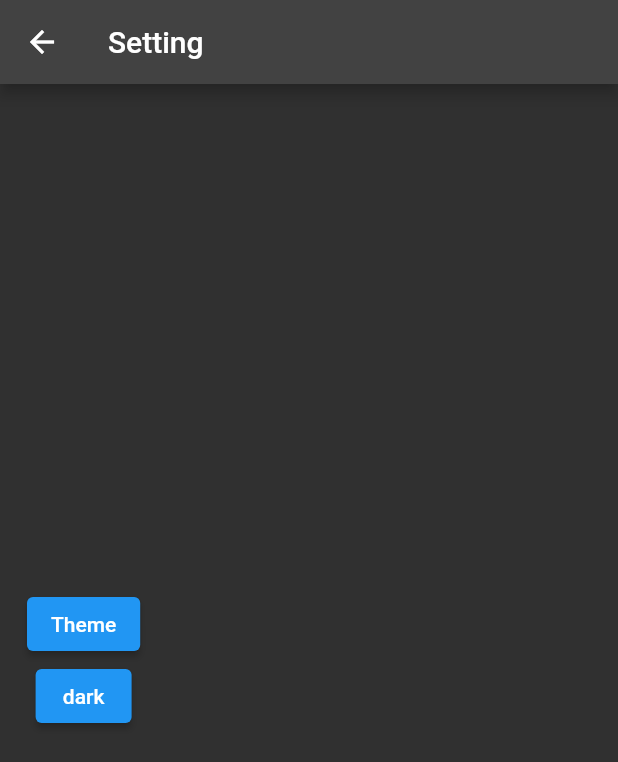
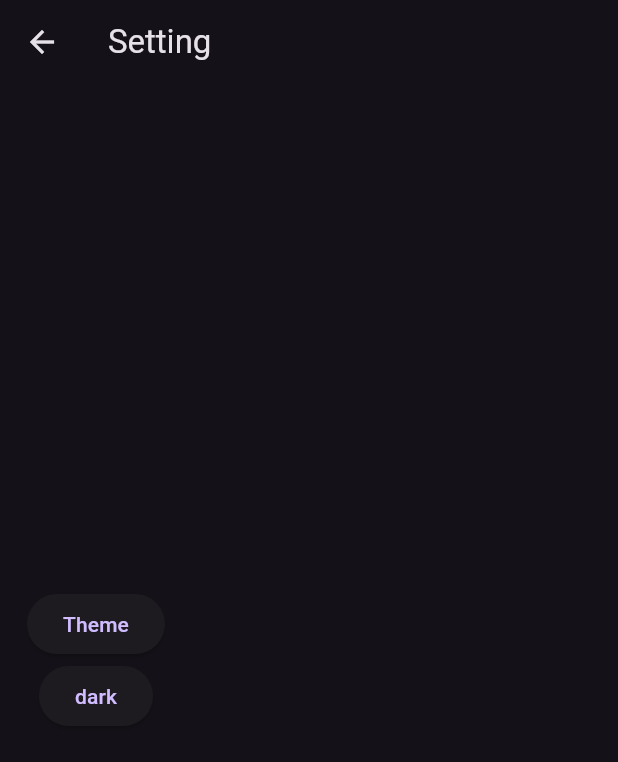
Before and after one commit to Vedpatel28/getx_app, a Flutter app: the setting_page screen opened by its route, after a tap on "dark", on a phone screen of 412 x 824 dp. Shown: the top 762 px of the screen. Run offline on Flutter 3.47's test engine with Material 2 defaults, Android fonts, the phone set to English and light mode, and no system bars; our stand-ins replace get.

Commit message:
| VP | 14/08/23 | 02:30 | ...

```diff
--- a/lib/controller/setting_controller.dart
+++ b/lib/controller/setting_controller.dart
@@ -1,9 +1,10 @@
 import 'package:flutter/material.dart';
 
 class settingProvider extends ChangeNotifier {
-  Brightness theme = Brightness.light;
+  bool theme = true;
 
   changeTheme() {
-    theme != theme;
+    theme = !theme;
+    notifyListeners();
   }
 }
--- a/lib/main.dart
+++ b/lib/main.dart
@@ -27,7 +27,9 @@ class MyApp extends StatelessWidget {
       debugShowCheckedModeBanner: false,
       theme: ThemeData(
         useMaterial3: true,
-        brightness: Provider.of<settingProvider>(context).theme,
+        brightness: Provider.of<settingProvider>(context).theme
+            ? Brightness.light
+            : Brightness.dark,
       ),
       getPages: [
         GetPage(
--- a/lib/views/screens/setting_page.dart
+++ b/lib/views/screens/setting_page.dart
@@ -1,5 +1,4 @@
 import 'package:flutter/material.dart';
-import 'package:get/get.dart';
 import 'package:getx_app/controller/setting_controller.dart';
 import 'package:provider/provider.dart';
 
@@ -23,19 +22,15 @@ class setting_page extends StatelessWidget {
             children: [
               ElevatedButton(
                 onPressed: () {
+                  // Get.changeThemeMode(ThemeMode.light);
                   provider.changeTheme();
-                  provider.theme == Brightness.dark;
-                  // Get.changeTheme(
-                  //   (provider.theme = Brightness.dark) as ThemeData,
-                  // );
                 },
                 child: const Text("Theme"),
               ),
               ElevatedButton(
                 onPressed: () {
-                  Get.changeTheme(
-                    ThemeData.dark(),
-                  );
+                  provider.changeTheme();
+                  // Get.changeThemeMode(ThemeMode.dark);
                 },
                 child: const Text("dark"),
               ),
```
